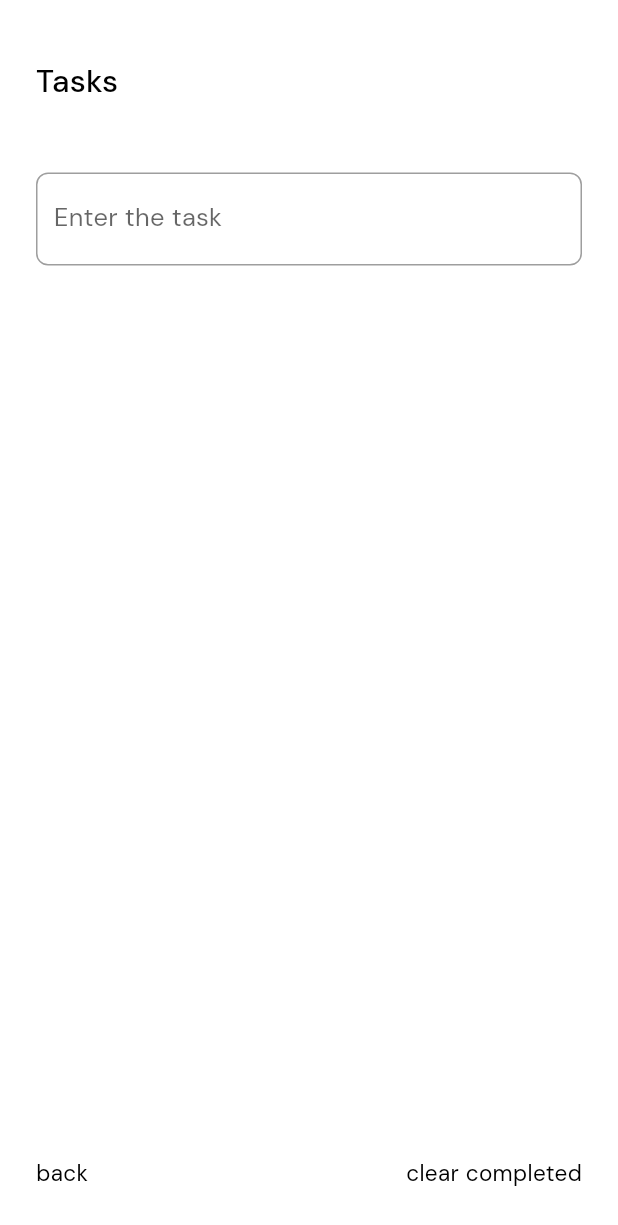
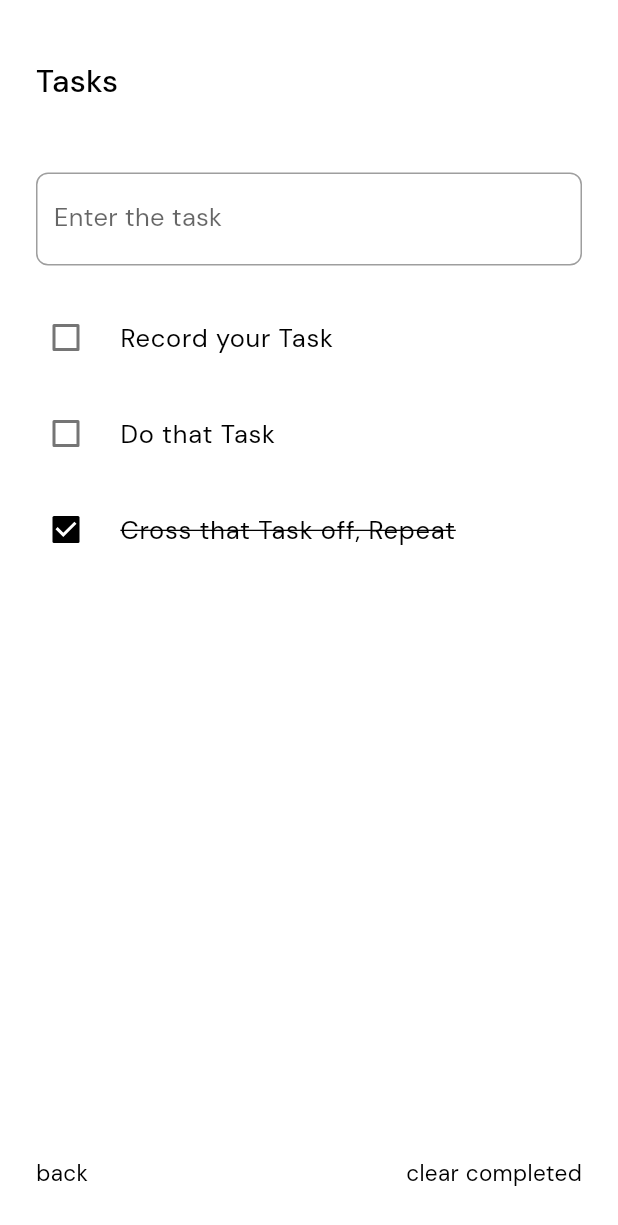
Before and after one commit to aswinmohanme/lessphone-final, a Flutter app: the screen it shows after launch, after a tap on "Tasks", on a phone screen of 412 x 824 dp. Shown: the top 1225 px of the screen. Run offline on Flutter 3.47's test engine with Material 2 defaults, Android fonts, the phone set to English and light mode, and no system bars; our stand-ins replace battery, date_format, google_fonts, hive, hive_flutter; missing offline and left inert: device_apps, intent, tailwind_colors; accounts and stored records are empty; generated files the repository leaves out were written again; statements that could not run were skipped.

Commit message:
I think I fixed this stupid Task Reversal

```diff
--- a/lib/models/task.dart
+++ b/lib/models/task.dart
@@ -28,8 +28,16 @@ class Task extends HiveObject {
     _objectBox.add(Task(name: name));
   }
 
-  static get(int index) {
+  static getAll() {
+    return _objectBox.values.toList();
+  }
+
+  static getAt(int index) {
     return _objectBox.getAt(index);
+  }
+
+  static getReversedAt(int index) {
+    return _objectBox.getAt(_objectBox.length - (index + 1));
   }
 
   static clearCompleted() {
@@ -45,4 +53,17 @@ class Task extends HiveObject {
     this.isCompleted = value;
     this.save();
   }
+
+  static get isEmpty {
+    print("Called");
+    return _objectBox.isEmpty;
+  }
+
+  static initTasks() {
+    _objectBox.addAll([
+      Task(name: "Cross that Task off, Repeat", isCompleted: true),
+      Task(name: "Do that Task"),
+      Task(name: "Record your Task"),
+    ]);
+  }
 }
--- a/lib/screens/home_screen.dart
+++ b/lib/screens/home_screen.dart
@@ -36,7 +36,7 @@ class HomeScreen extends StatelessWidget {
                       shrinkWrap: true,
                       itemCount: CustomApp.count(),
                       itemBuilder: (BuildContext context, int index) {
-                        CustomApp customApp = CustomApp.get(index);
+                        CustomApp customApp = CustomApp.getAt(index);
                         return Container(
                           padding: EdgeInsets.symmetric(vertical: s_4),
                           child: GestureDetector(
--- a/lib/screens/task_screen.dart
+++ b/lib/screens/task_screen.dart
@@ -40,9 +40,10 @@ class TaskScreen extends StatelessWidget {
                     valueListenable: Task.listenable(),
                     builder: (context, box, _) {
                       return ListView.builder(
+                        shrinkWrap: true,
                         itemCount: Task.count(),
                         itemBuilder: (BuildContext context, int index) {
-                          Task task = Task.get(index);
+                          Task task = Task.getReversedAt(index);
                           return Container(
                             padding: EdgeInsets.symmetric(vertical: s_2),
                             child: ListTileTheme(
--- a/lib/utils/hive_repo.dart
+++ b/lib/utils/hive_repo.dart
@@ -25,5 +25,8 @@ class HiveRepo {
     if (CustomApp.isEmpty) {
       CustomApp.initCustomApps();
     }
+    if (Task.isEmpty) {
+      Task.initTasks();
+    }
   }
 }
```
